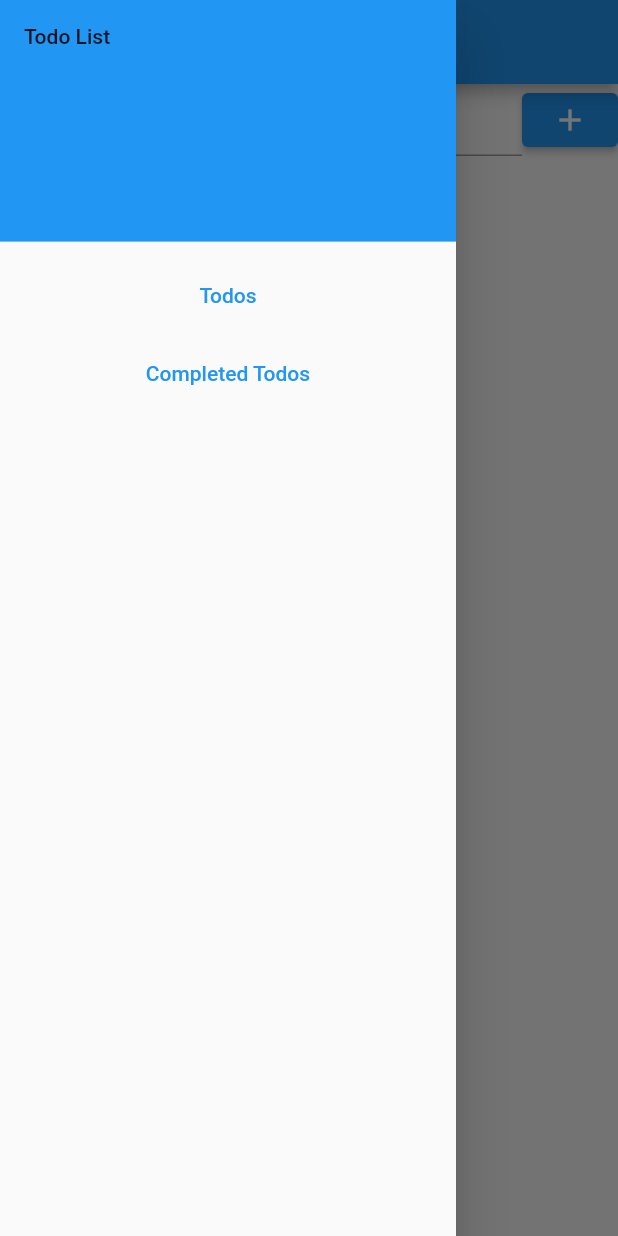
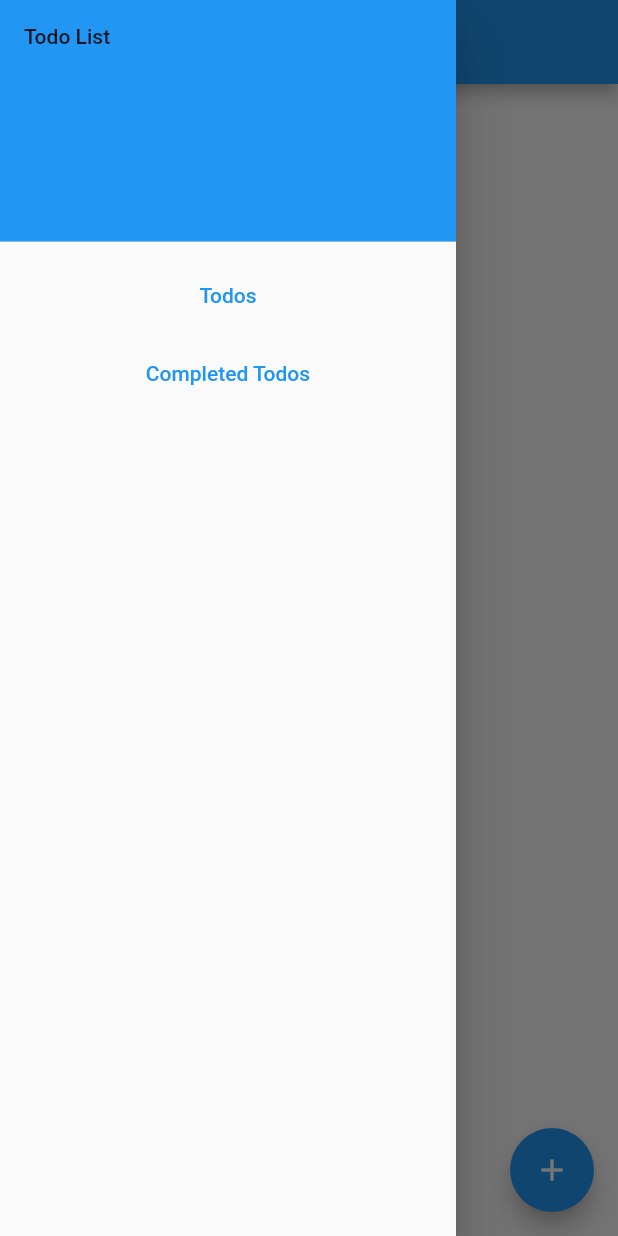
Before and after one commit to robertexplodes/todos, a Flutter app: the screen it shows after launch, with the side drawer open, on a phone screen of 412 x 824 dp. Run offline on Flutter 3.47's test engine with Material 2 defaults, Android fonts, the phone set to English and light mode, and no system bars; our stand-ins replace cloud_firestore, firebase_core; accounts and stored records are empty; statements that could not run were skipped.

Commit message:
design changes

```diff
--- a/lib/domain/todo_provider.dart
+++ b/lib/domain/todo_provider.dart
@@ -16,6 +16,9 @@ class TodoProvider with ChangeNotifier {
   Stream<DocumentSnapshot> get documentStream => _documentStream;
 
   List<Todo> get todos => _todos;
+
+  List<Todo> todosByState(bool completed) => _todos.where((todo) => todo.completed == completed).toList();
+
 
   void completeTodoIndex(int index) async {
     todos[index].completed = !todos[index].completed;
--- a/lib/pages/todo_page.dart
+++ b/lib/pages/todo_page.dart
@@ -1,6 +1,5 @@
 import 'package:cloud_firestore/cloud_firestore.dart';
 import 'package:firebasetodos/domain/todo.dart';
-import 'package:firebasetodos/pages/completed_todos.dart';
 import 'package:firebasetodos/widgets/drawer.dart';
 import 'package:firebasetodos/widgets/todo_list.dart';
 import 'package:flutter/material.dart';
@@ -16,46 +15,23 @@ class TodoPage extends StatefulWidget {
 }
 
 class _TodoPageState extends State<TodoPage> {
-
   var controller = TextEditingController();
 
   @override
   Widget build(BuildContext context) {
     return Scaffold(
-      drawer: TodoDrawer(),
+      drawer: const TodoDrawer(),
       appBar: AppBar(
         title: const Text('Todos'),
       ),
+      floatingActionButton: FloatingActionButton(
+        onPressed: () {
+          addTodo();
+        },
+        child: const Icon(Icons.add),
+      ),
       body: Column(
         children: [
-          Row(
-            children: [
-              Expanded(
-                child: Form(
-                  child: TextFormField(
-                    controller: controller,
-                    validator: (value) {
-                      if (value?.isEmpty ?? true) {
-                        return 'Please enter some text';
-                      }
-                      return null;
-                    },
-                    onFieldSubmitted: (value) {
-                      if (value.isNotEmpty) {
-                        addTodo();
-                      }
-                    },
-                  ),
-                ),
-              ),
-              ElevatedButton(
-                onPressed: () {
-                  addTodo();
-                },
-                child: const Icon(Icons.add),
-              ),
-            ],
-          ),
           Expanded(
             child: StreamBuilder<DocumentSnapshot>(
               stream: Provider.of<TodoProvider>(context).documentStream,
@@ -65,7 +41,6 @@ class _TodoPageState extends State<TodoPage> {
                     child: CircularProgressIndicator(),
                   );
                 }
-
                 return TodoList(
                   deleteAt: deleteAt,
                 );
@@ -78,7 +53,8 @@ class _TodoPageState extends State<TodoPage> {
   }
 
   void addTodo() {
-    Provider.of<TodoProvider>(context, listen: false).addTodo(Todo(controller.text, false));
+    Provider.of<TodoProvider>(context, listen: false)
+        .addTodo(Todo(controller.text, false));
     controller.clear();
   }
 
--- a/lib/widgets/todo_list.dart
+++ b/lib/widgets/todo_list.dart
@@ -1,4 +1,3 @@
-import 'package:firebasetodos/domain/todo.dart';
 import 'package:firebasetodos/widgets/dismissible_background.dart';
 import 'package:flutter/material.dart';
 import 'package:provider/provider.dart';
```
